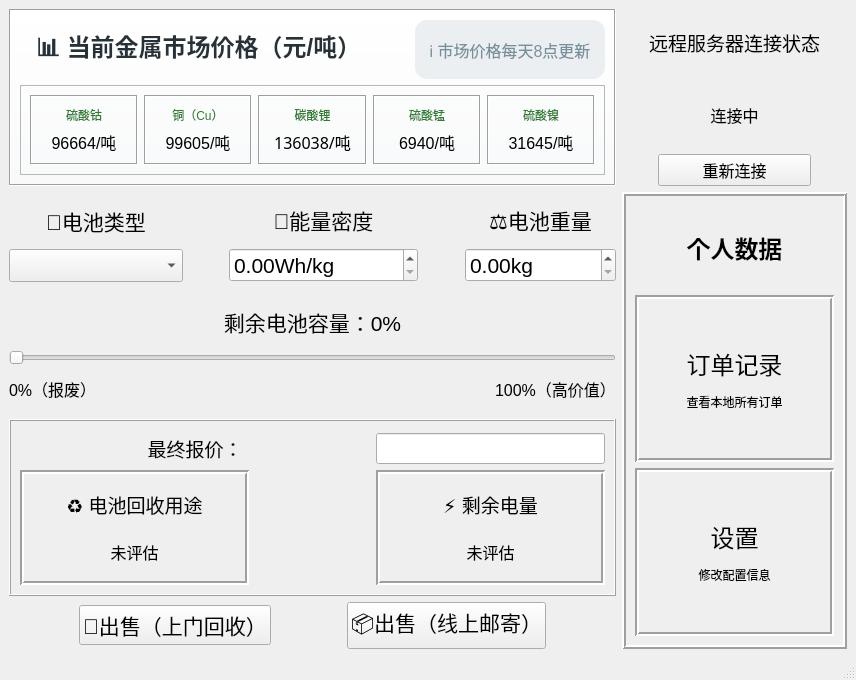
First picture: the form in mainwindow.ui, repository RipplesDance/WasteMetalRecoverySystem, before the edit.
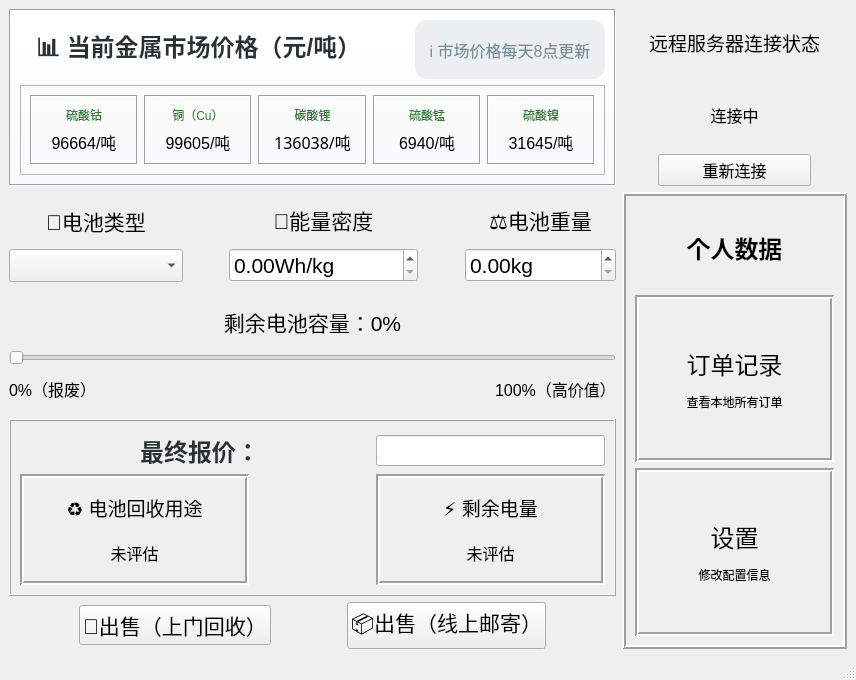
Second picture: the form after the edit. Custom widgets are drawn as their Qt base class.

Commit message: polish interface

What changed in the file:
```diff
--- a/mainwindow.ui
+++ b/mainwindow.ui
@@ -58,9 +58,19 @@
           <widget class="QLabel" name="label_18">
            <property name="font">
             <font>
-             <pointsize>14</pointsize>
+             <pointsize>-1</pointsize>
+             <weight>75</weight>
+             <bold>true</bold>
             </font>
            </property>
+           <property name="styleSheet">
+            <string notr="true">QLabel {
+    font-size: 24px;
+    font-weight: bold;
+    color: #263238;
+    padding-left: 10px;
+}</string>
+           </property>
            <property name="text">
             <string>最终报价：</string>
            </property>
```
Left out of the diff: 2 changed lines with no effect on the pictures. The commit also changes 2 other files.
